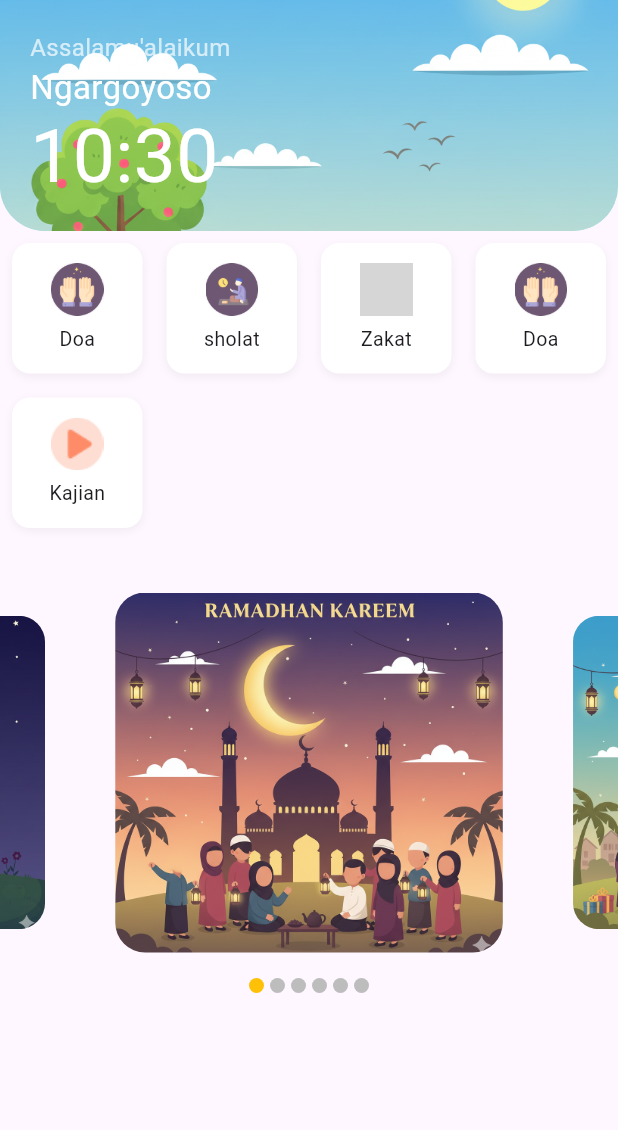
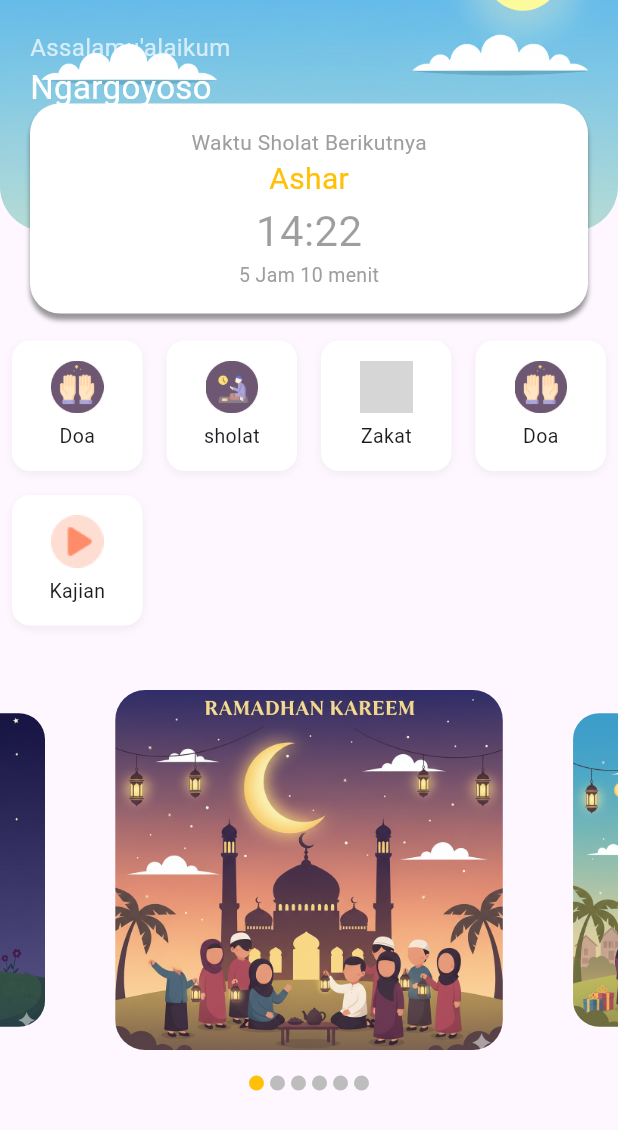
Before and after one commit to arkhamhelga/supperApp-Taqwa, a Flutter app: the screen it shows after launch, on a phone screen of 412 x 824 dp. Shown: the top 1130 px of the screen. Run offline on Flutter 3.47's test engine with Material 3 defaults, Android fonts, the phone set to English and light mode, and no system bars; drawn by our look-alikes of carousel_slider; our stand-ins replace geocoding, geolocator, permission_handler, shared_preferences; missing offline and left inert: string_similarity; Roboto replaces fonts that are missing (Poppins-Regular, PoppinsBold, PoppinsRegular); grey boxes are pictures that could not be loaded.

Commit message:
Belajar Remaining waktu sholat

```diff
--- a/lib/pages/home_pages.dart
+++ b/lib/pages/home_pages.dart
@@ -20,6 +20,19 @@ class HomePage extends StatefulWidget {
 class _HomePageState extends State<HomePage> {
   final CarouselController _controller = CarouselController();
   int _currentIndex = 0;
+  bool _isloading = true;
+  Duration? _timeRemaining;
+  Timer? _countdownTimer;
+  String _location = 'mengambil loaksi....';
+  String _prayerTime = 'Loading ....';
+  String _backgroundImage = 'assets/images/bg_morning';
+  List<dynamic>? _jadwalSholat;
+
+  //State untuk dijalankan diawal
+  @override
+  void initState() {
+    super.initState();
+  }
 
   final posterlist = const <String>[
     'assets/images/ramadhan-kareem.png',
@@ -29,6 +42,21 @@ class _HomePageState extends State<HomePage> {
     'assets/images/bg_morning.png',
     'assets/images/bg_night.png',
   ];
+
+  //Fungsi text remaining waktu sholat
+  String _formatDuration(Duration d) {
+    final hours = d.inHours;
+    final minute = d.inMinutes;
+    return "$hours jam $minute menit lagi";
+  }
+
+  Future _getBackgroudImage(DateTime now) async {
+    if (now.hour < 12) {
+      return 'assets/images/bg_morning.png';
+    } else if (now.hour < 18) {
+      return 'assets/images/bg_afternoon.png';
+    }
+  }
 
   @override
   Widget build(BuildContext context) {
@@ -41,7 +69,7 @@ class _HomePageState extends State<HomePage> {
               //[MENU WAKTU SHOLAT BY LOKASI]
               //=========================================
               _buildHeroSection(),
-
+              const SizedBox(height: 65),
               // ========================================
               //[MENU SECTION]
               // ========================================
@@ -72,40 +100,98 @@ class _HomePageState extends State<HomePage> {
               bottomRight: Radius.circular(30),
               bottomLeft: Radius.circular(30),
             ),
-            image: DecorationImage(image: AssetImage('assets/images/bg_afternoon.png'),
-            fit: BoxFit.cover
+            image: DecorationImage(
+              image: AssetImage('assets/images/bg_afternoon.png'),
+              fit: BoxFit.cover,
             ),
           ),
           child: Padding(
-            padding: const EdgeInsets.symmetric(
-              horizontal: 20,
-              vertical: 20,
-            ),
+            padding: const EdgeInsets.symmetric(horizontal: 20, vertical: 20),
             child: Column(
               crossAxisAlignment: CrossAxisAlignment.start,
               mainAxisAlignment: MainAxisAlignment.center,
-              children: <Widget> [
-                Text('Assalamu\'alaikum',
+              children: <Widget>[
+                Text(
+                  'Assalamu\'alaikum',
                   style: TextStyle(
                     fontFamily: 'PoppinsRegular',
                     color: Colors.white70,
                     fontSize: 16,
                   ),
                 ),
-                Text('Ngargoyoso',
+                Text(
+                  'Ngargoyoso',
                   style: TextStyle(
                     fontFamily: 'PoppinsSemiBold',
                     fontSize: 22,
                     color: Colors.white,
                   ),
                 ),
-                Text(DateFormat('HH:mm').format(DateTime.now(),),
+                Text(
+                  DateFormat('HH:mm').format(DateTime.now()),
                   style: TextStyle(
                     fontFamily: 'PoppinsBold',
                     fontSize: 50,
                     height: 1.2,
-                  color: Colors.white
-                ),),
+                    color: Colors.white,
+                  ),
+                ),
+              ],
+            ),
+          ),
+        ),
+        //=========== WAKTU SHOLAT SELANJUTNYA===============
+        Positioned(
+          bottom: -55,
+          left: 20,
+          right: 20,
+          child: Container(
+            decoration: BoxDecoration(
+              color: Colors.white,
+              borderRadius: BorderRadius.circular(20),
+              boxShadow: [
+                BoxShadow(
+                  blurRadius: 2,
+                  offset: Offset(0, 4),
+                  color: Colors.black.withOpacity(0.4),
+                ),
+              ],
+            ),
+            padding: EdgeInsets.symmetric(vertical: 16, horizontal: 14),
+            child: Column(
+              children: [
+                Text(
+                  'Waktu Sholat Berikutnya',
+                  style: TextStyle(
+                    fontFamily: 'PoppinsRegular',
+                    fontSize: 14,
+                    color: Colors.grey,
+                  ),
+                ),
+                Text(
+                  'Ashar',
+                  style: TextStyle(
+                    fontFamily: 'PoppinsBold',
+                    fontSize: 20,
+                    color: Colors.amber,
+                  ),
+                ),
+                Text(
+                  '14:22',
+                  style: TextStyle(
+                    fontFamily: 'PoppinsBold',
+                    fontSize: 28,
+                    color: Colors.black38,
+                  ),
+                ),
+                Text(
+                  '5 Jam 10 menit',
+                  style: TextStyle(
+                    fontFamily: 'PoppinsRegular',
+                    fontSize: 13,
+                    color: Colors.grey,
+                  ),
+                ),
               ],
             ),
           ),
```
Lines whose indentation alone changed are shown as unchanged.
